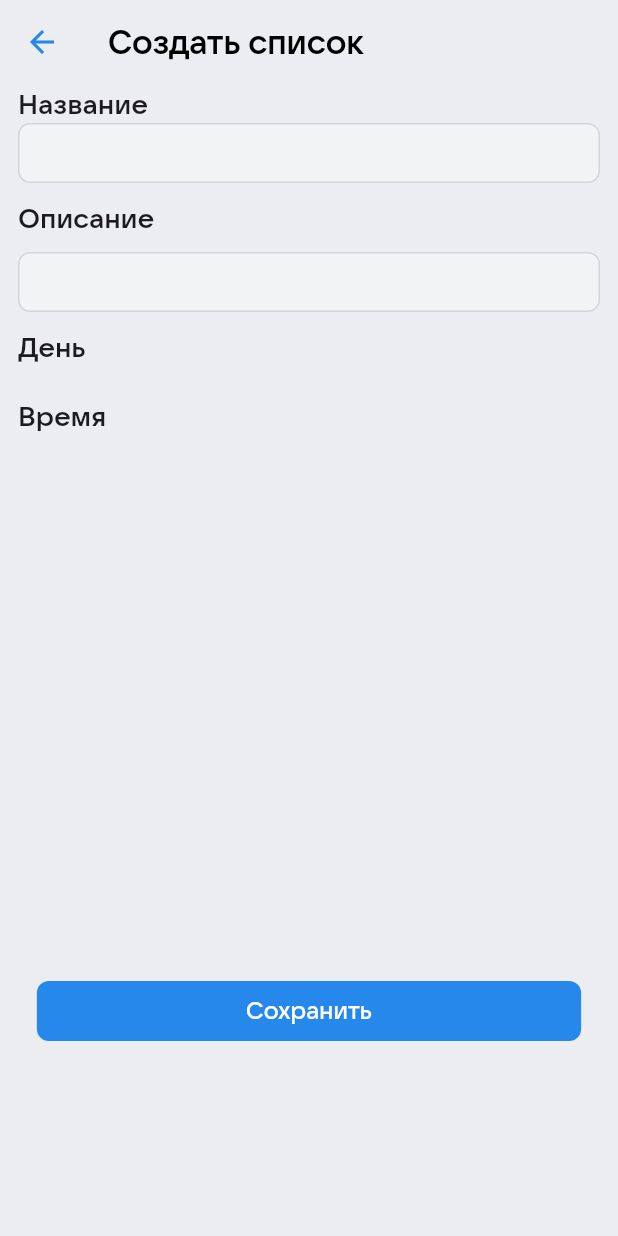
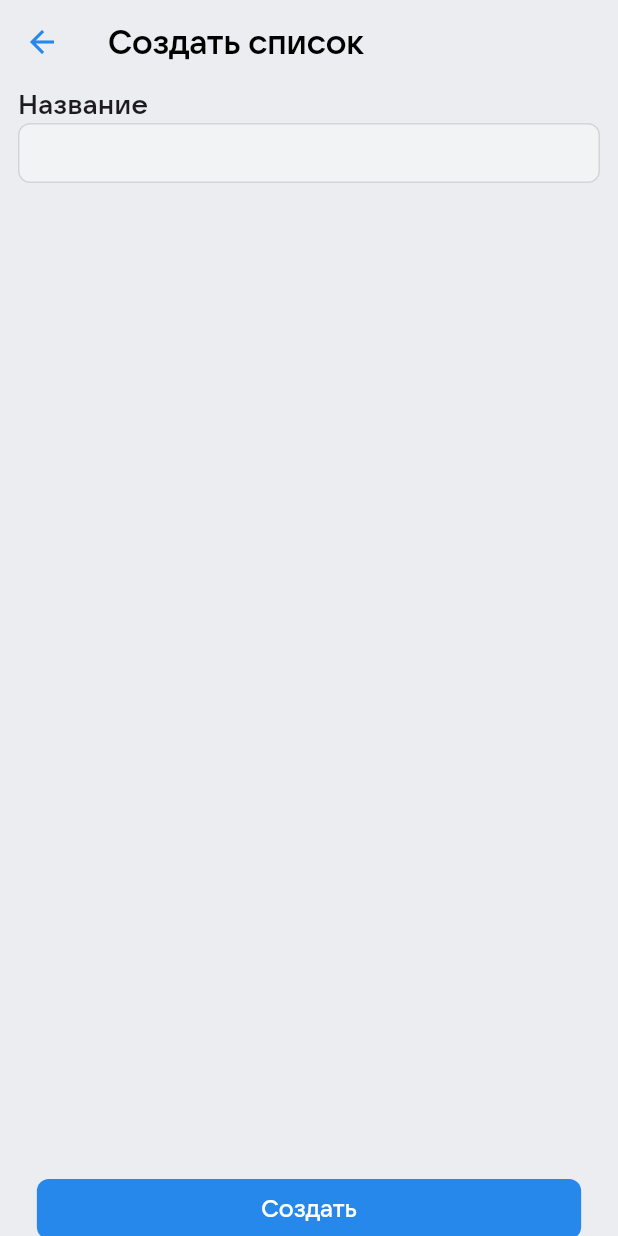
Before and after one commit to prosnake1/task_app, a Flutter app: the HomePage screen opened by its route, after a tap on the "add" icon, on a phone screen of 412 x 824 dp. Run offline on Flutter 3.47's test engine with Material 3 defaults, Android fonts, the phone set to English and light mode, and no system bars; our stand-ins replace go_router.

Commit message:
Исправление текста

```diff
--- a/lib/pages/create_list_page/create_list_page.dart
+++ b/lib/pages/create_list_page/create_list_page.dart
@@ -26,16 +26,9 @@ class _CreateListState extends State<CreateList> {
               const Text('Название', style: TextStyle(fontSize: 18)),
               const SizedBox(height: 40, child: TextField()),
               10.ph,
-              const Text('Описание', style: TextStyle(fontSize: 18)),
-              10.ph,
-              const SizedBox(height: 40, child: TextField()),
-              10.ph,
-              const Text('День', style: TextStyle(fontSize: 18)),
-              20.ph,
-              const Text('Время', style: TextStyle(fontSize: 18)),
-              360.ph,
+              650.ph,
               GamaTextButton(
-                text: 'Сохранить',
+                text: 'Создать',
                 color: const Color.fromRGBO(38, 136, 235, 1),
                 onTap: () => context.pop(),
               ),
--- a/lib/pages/create_task_page/create_task_page.dart
+++ b/lib/pages/create_task_page/create_task_page.dart
@@ -105,7 +105,7 @@ class _CreateTaskPageState extends State<CreateTaskPage> {
               ),
               360.ph,
               GamaTextButton(
-                text: 'Сохранить',
+                text: 'Создать',
                 color: const Color.fromRGBO(38, 136, 235, 1),
                 onTap: () => context.pop(),
               ),
--- a/lib/pages/home_page/home_page.dart
+++ b/lib/pages/home_page/home_page.dart
@@ -23,7 +23,7 @@ class _HomePageState extends State<HomePage> {
           ),
         ),
         title: const Text(
-          'Списки задач',
+          'Главная страница',
         ),
         automaticallyImplyLeading: false,
         actions: [
```
